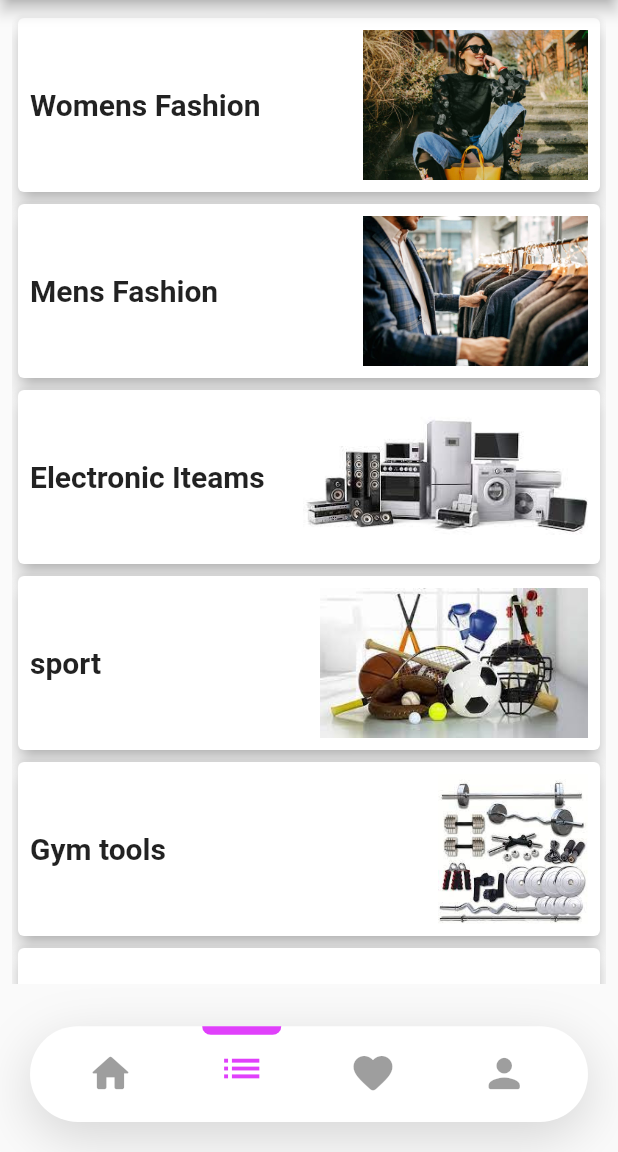
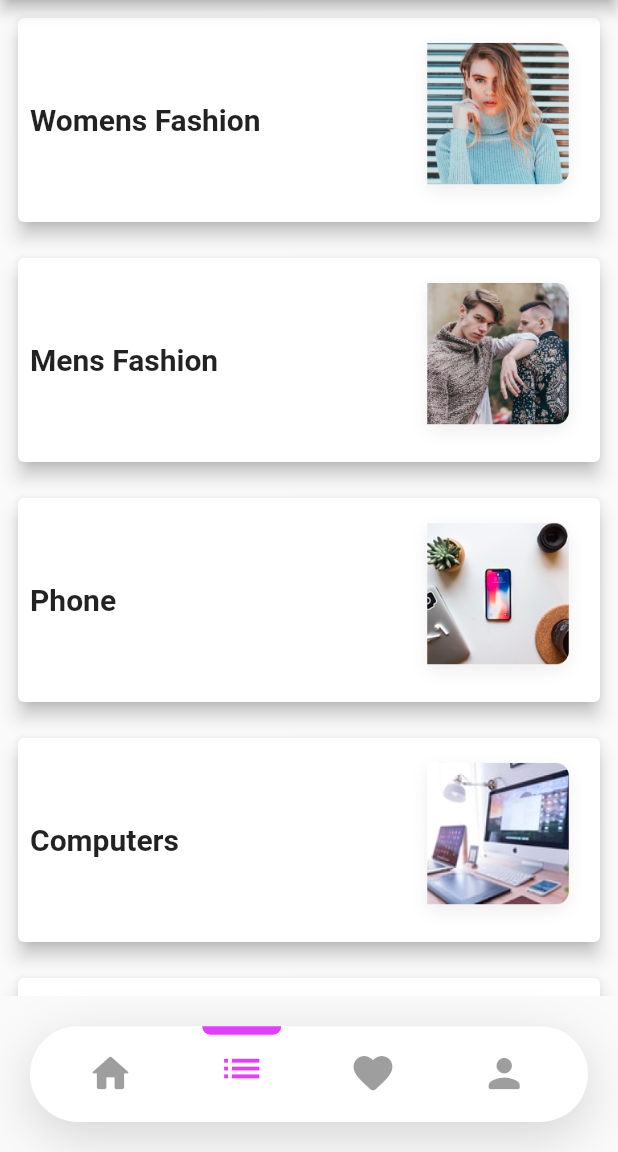
Before and after one commit to nehal076/Studypods-Ecommerce, a Flutter app: the MyShop screen opened directly, after a tap on the "list" icon, on a phone screen of 412 x 824 dp, the part 84-1236 px from its top. Run offline on Flutter 3.47's test engine with Material 2 defaults, Android fonts, the phone set to English and light mode, and no system bars; our stand-ins replace pinput.

Commit message:
categories-images

```diff
--- a/lib/catalogue.dart
+++ b/lib/catalogue.dart
@@ -9,24 +9,24 @@ class Catalogue extends StatefulWidget {
 
 class _CatalogueState extends State<Catalogue> {
   List categories = [
-    {"name": "Womens Fashion", "image": 'assets/women.jpeg'},
-    {"name": "Mens Fashion", "image": 'assets/men.jpeg'},
-    {"name": "Electronic Iteams", "image": 'assets/electronic.jpg'},
-    {"name": "sport", "image": 'assets/sports.jpg'},
-    {"name": "Gym tools", "image": 'assets/gymtools.jpg'},
-    {"name": "Kitchen", "image": 'assets/kitchen.jpg'},
-    {"name": "Kids Wear", "image": 'assets/kids.jpeg'},
+    {"name": "Womens Fashion", "image": 'assets/categories/2_womens.png'},
+    {"name": "Mens Fashion", "image": 'assets/categories/1_mens.png'},
+    {"name": "Phone", "image": 'assets/categories/3_phone.png'},
+    {"name": "Computers", "image": 'assets/categories/4_computers.png'},
+    {"name": "Smart Home", "image": 'assets/categories/5_smart_home.png'},
+    {"name": "Art Craft", "image": 'assets/categories/6_art_carft.png'},
+    {"name": "Sport", "image": 'assets/categories/8_sport.png'},
   ];
 
   @override
   Widget build(BuildContext context) {
-    return Padding(
-        padding: const EdgeInsets.all(8.0),
-        child: ListView.builder(
+    return ListView.builder(
       shrinkWrap: true,
       itemCount: categories.length,
       itemBuilder: (_, index) {
-            return Card(
+        return Padding(
+          padding: const EdgeInsets.all(8.0),
+          child: Card(
             elevation: 5,
             child: Padding(
               padding: const EdgeInsets.all(8.0),
@@ -40,13 +40,14 @@ class _CatalogueState extends State<Catalogue> {
                   const Spacer(),
                   Image.asset(
                     categories[index]['image'],
-                      height: 100,
+                    height: 120,
                   )
                 ],
               ),
             ),
+          ),
         );
       },
-        ));
+    );
   }
 }
--- a/lib/main.dart
+++ b/lib/main.dart
@@ -30,7 +30,7 @@ class MyApp extends StatelessWidget {
       theme: ThemeData(
         primarySwatch: Colors.blue,
       ),
-      home: const MyShop(),
+      home: const GettingStarted(),
     );
   }
 }
--- a/pubspec.yaml
+++ b/pubspec.yaml
@@ -25,3 +25,4 @@ flutter:
   uses-material-design: true
   assets:
     - assets/
+    - assets/categories/
```
Also changed, not shown: assets/categories/1_mens.png (added), assets/categories/2_womens.png (added), assets/categories/3_phone.png (added), assets/categories/4_computers.png (added), assets/categories/5_smart_home.png (added), assets/categories/6_art_carft.png (added), assets/categories/7_baby.png (added), assets/categories/8_sport.png (added), 3 other files. Lines whose indentation alone changed are shown as unchanged.
